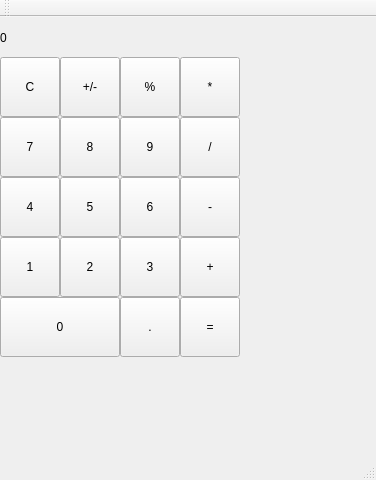
paulm96/QtCalc, file mainwindow.ui: the form before one commit.
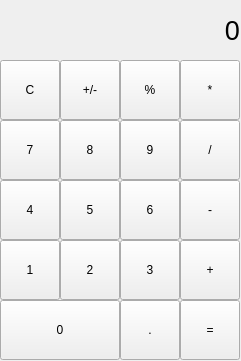
The form after the commit.

```diff
--- a/mainwindow.ui
+++ b/mainwindow.ui
@@ -6,8 +6,8 @@
    <rect>
     <x>0</x>
     <y>0</y>
-    <width>376</width>
-    <height>480</height>
+    <width>241</width>
+    <height>361</height>
    </rect>
   </property>
   <property name="windowTitle">
@@ -20,18 +20,39 @@
       <x>0</x>
       <y>0</y>
       <width>240</width>
-      <height>41</height>
+      <height>60</height>
      </rect>
     </property>
+    <property name="font">
+     <font>
+      <pointsize>20</pointsize>
+      <italic>false</italic>
+      <underline>false</underline>
+      <kerning>true</kerning>
+     </font>
+    </property>
+    <property name="styleSheet">
+     <string notr="true">border-color: rgb(0, 0, 0);
+background-color: rgb(210, 210, 210);
+yourWidget-&gt;setStyleSheet(&quot;border: 10px solid red&quot;);
+
+</string>
+    </property>
     <property name="text">
      <string>0</string>
     </property>
+    <property name="alignment">
+     <set>Qt::AlignRight|Qt::AlignTrailing|Qt::AlignVCenter</set>
+    </property>
+    <property name="margin">
+     <number>5</number>
+    </property>
    </widget>
-   <widget class="QPushButton" name="pushButton">
+   <widget class="QPushButton" name="pushButton_7">
     <property name="geometry">
      <rect>
       <x>0</x>
-      <y>100</y>
+      <y>120</y>
       <width>60</width>
       <height>60</height>
      </rect>
@@ -44,7 +65,7 @@
     <property name="geometry">
      <rect>
       <x>60</x>
-      <y>100</y>
+      <y>120</y>
       <width>60</width>
       <height>60</height>
      </rect>
@@ -57,7 +78,7 @@
     <property name="geometry">
      <rect>
       <x>120</x>
-      <y>100</y>
+      <y>120</y>
       <width>60</width>
       <height>60</height>
      </rect>
@@ -66,11 +87,11 @@
      <string>9</string>
     </property>
    </widget>
-   <widget class="QPushButton" name="pushButton_4">
+   <widget class="QPushButton" name="pushButton_divide">
     <property name="geometry">
      <rect>
       <x>180</x>
-      <y>100</y>
+      <y>120</y>
       <width>60</width>
       <height>60</height>
      </rect>
@@ -79,24 +100,24 @@
      <string>/</string>
     </property>
    </widget>
-   <widget class="QPushButton" name="pushButton_5">
-    <property name="geometry">
-     <rect>
-      <x>120</x>
-      <y>160</y>
-      <width>60</width>
-      <height>60</height>
-     </rect>
-    </property>
-    <property name="text">
-     <string>6</string>
-    </property>
-   </widget>
    <widget class="QPushButton" name="pushButton_6">
     <property name="geometry">
      <rect>
+      <x>120</x>
+      <y>180</y>
+      <width>60</width>
+      <height>60</height>
+     </rect>
+    </property>
+    <property name="text">
+     <string>6</string>
+    </property>
+   </widget>
+   <widget class="QPushButton" name="pushButton_4">
+    <property name="geometry">
+     <rect>
       <x>0</x>
-      <y>160</y>
+      <y>180</y>
       <width>60</width>
       <height>60</height>
      </rect>
@@ -105,11 +126,11 @@
      <string>4</string>
     </property>
    </widget>
-   <widget class="QPushButton" name="pushButton_7">
+   <widget class="QPushButton" name="pushButton_minus">
     <property name="geometry">
      <rect>
       <x>180</x>
-      <y>160</y>
+      <y>180</y>
       <width>60</width>
       <height>60</height>
      </rect>
@@ -122,7 +143,7 @@
     <property name="geometry">
      <rect>
       <x>60</x>
-      <y>160</y>
+      <y>180</y>
       <width>60</width>
       <height>60</height>
      </rect>
@@ -135,7 +156,7 @@
     <property name="geometry">
      <rect>
       <x>120</x>
-      <y>220</y>
+      <y>240</y>
       <width>60</width>
       <height>60</height>
      </rect>
@@ -148,7 +169,7 @@
     <property name="geometry">
      <rect>
       <x>0</x>
-      <y>220</y>
+      <y>240</y>
       <width>60</width>
       <height>60</height>
      </rect>
@@ -161,7 +182,7 @@
     <property name="geometry">
      <rect>
       <x>180</x>
-      <y>220</y>
+      <y>240</y>
       <width>60</width>
       <height>60</height>
      </rect>
@@ -170,11 +191,11 @@
      <string>+</string>
     </property>
    </widget>
-   <widget class="QPushButton" name="pushButton_12">
+   <widget class="QPushButton" name="pushButton_2">
     <property name="geometry">
      <rect>
       <x>60</x>
-      <y>220</y>
+      <y>240</y>
       <width>60</width>
       <height>60</height>
      </rect>
@@ -187,7 +208,7 @@
     <property name="geometry">
      <rect>
       <x>120</x>
-      <y>280</y>
+      <y>300</y>
       <width>60</width>
       <height>60</height>
      </rect>
@@ -200,7 +221,7 @@
     <property name="geometry">
      <rect>
       <x>180</x>
-      <y>280</y>
+      <y>300</y>
       <width>60</width>
       <height>60</height>
      </rect>
@@ -213,7 +234,7 @@
     <property name="geometry">
      <rect>
       <x>0</x>
-      <y>280</y>
+      <y>300</y>
       <width>120</width>
       <height>60</height>
      </rect>
@@ -226,7 +247,7 @@
     <property name="geometry">
      <rect>
       <x>120</x>
-      <y>40</y>
+      <y>60</y>
       <width>60</width>
       <height>60</height>
      </rect>
@@ -239,7 +260,7 @@
     <property name="geometry">
      <rect>
       <x>0</x>
-      <y>40</y>
+      <y>60</y>
       <width>60</width>
       <height>60</height>
      </rect>
@@ -252,7 +273,7 @@
     <property name="geometry">
      <rect>
       <x>180</x>
-      <y>40</y>
+      <y>60</y>
       <width>60</width>
       <height>60</height>
      </rect>
@@ -265,7 +286,7 @@
     <property name="geometry">
      <rect>
       <x>60</x>
-      <y>40</y>
+      <y>60</y>
       <width>60</width>
       <height>60</height>
      </rect>
@@ -275,25 +296,6 @@
     </property>
    </widget>
   </widget>
-  <widget class="QMenuBar" name="menuBar">
-   <property name="geometry">
-    <rect>
-     <x>0</x>
-     <y>0</y>
-     <width>376</width>
-     <height>25</height>
-    </rect>
-   </property>
-  </widget>
-  <widget class="QToolBar" name="mainToolBar">
-   <attribute name="toolBarArea">
-    <enum>TopToolBarArea</enum>
-   </attribute>
-   <attribute name="toolBarBreak">
-    <bool>false</bool>
-   </attribute>
-  </widget>
-  <widget class="QStatusBar" name="statusBar"/>
  </widget>
  <layoutdefault spacing="6" margin="11"/>
  <resources/>
```
Left out of the diff: 26 changed lines with no effect on the pictures.
